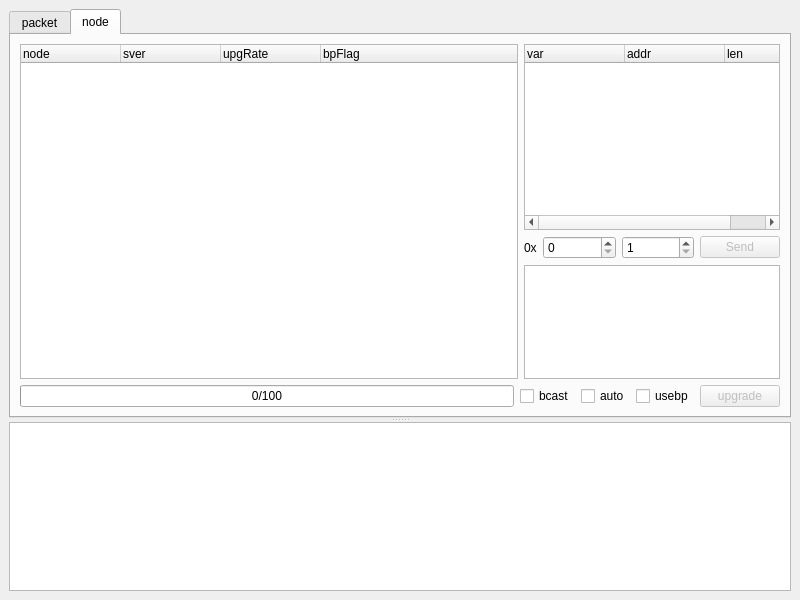
zaazbb/YM001NetworkAnalyzer, file mainwindow.ui: the form before one commit.
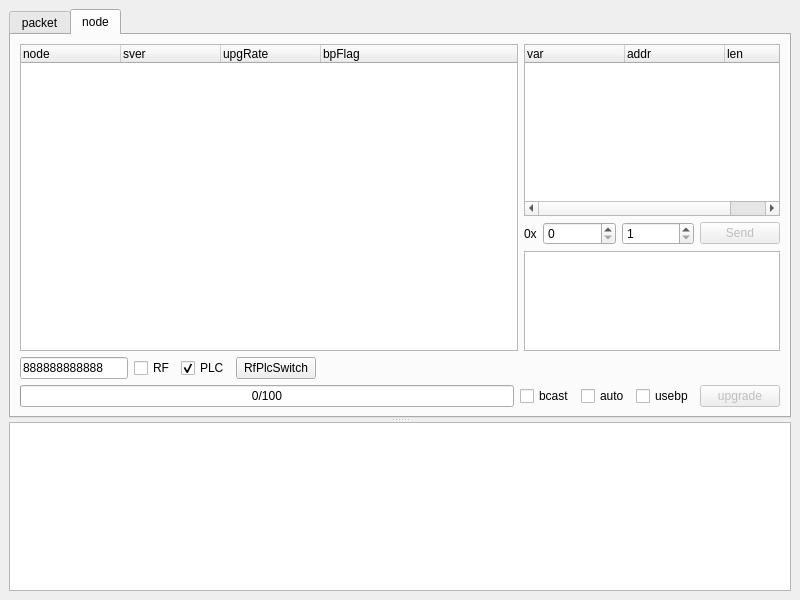
The form after the commit. The open tabs and pages were chosen to show the change.

Commit message: add rfplc switch cmd.

The edit to the form file:
```diff
--- a/mainwindow.ui
+++ b/mainwindow.ui
@@ -497,6 +497,54 @@
            </item>
           </layout>
          </item>
+         <item>
+          <layout class="QHBoxLayout" name="horizontalLayout_6" stretch="0,0,0,0,1">
+           <item>
+            <widget class="QLineEdit" name="lineEdit_curnode">
+             <property name="text">
+              <string>888888888888</string>
+             </property>
+            </widget>
+           </item>
+           <item>
+            <widget class="QCheckBox" name="checkBox_rf">
+             <property name="text">
+              <string>RF</string>
+             </property>
+            </widget>
+           </item>
+           <item>
+            <widget class="QCheckBox" name="checkBox_plc">
+             <property name="text">
+              <string>PLC</string>
+             </property>
+             <property name="checked">
+              <bool>true</bool>
+             </property>
+            </widget>
+           </item>
+           <item>
+            <widget class="QPushButton" name="pushButton_rfplcsw">
+             <property name="text">
+              <string>RfPlcSwitch</string>
+             </property>
+            </widget>
+           </item>
+           <item>
+            <spacer name="horizontalSpacer">
+             <property name="orientation">
+              <enum>Qt::Horizontal</enum>
+             </property>
+             <property name="sizeHint" stdset="0">
+              <size>
+               <width>40</width>
+               <height>20</height>
+              </size>
+             </property>
+            </spacer>
+           </item>
+          </layout>
+         </item>
          <item>
           <layout class="QHBoxLayout" name="horizontalLayout_2" stretch="1,0,0,0,0">
            <item>
```
Left out of the diff: 8 changed lines with no effect on the pictures. The commit also changes 6 other files.
